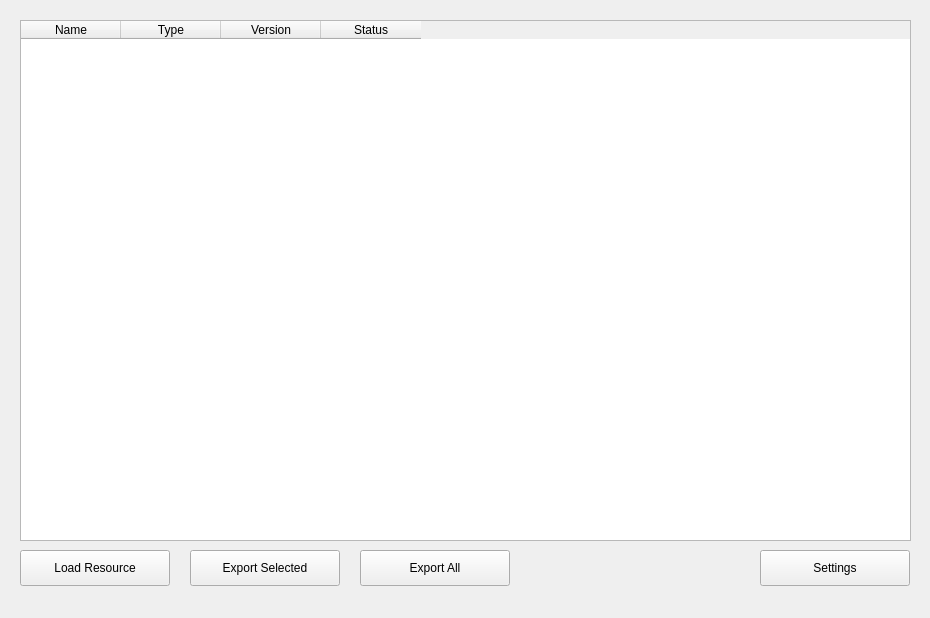
The window that source/qt/mainwindow.ui (brongo/SAMUEL) describes before a commit, drawn with Qt 5.
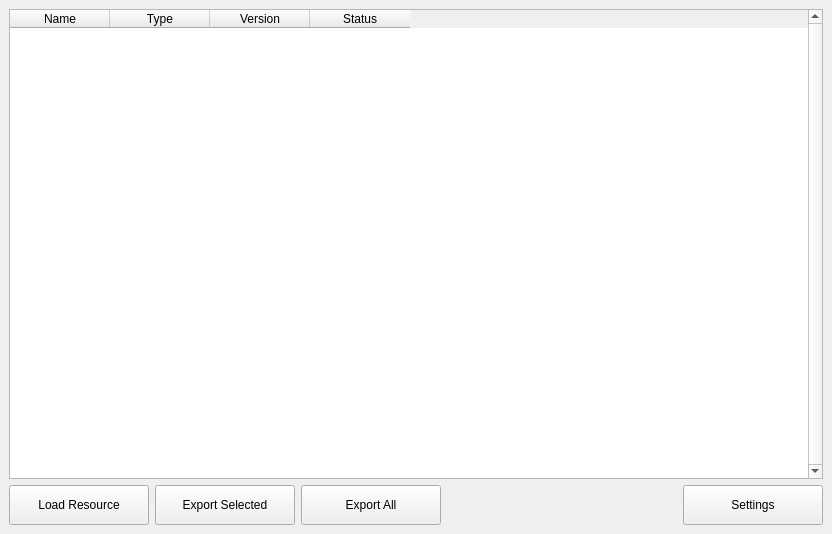
The same window after the commit.

Diff of the .ui file:
```diff
--- a/source/qt/mainwindow.ui
+++ b/source/qt/mainwindow.ui
@@ -6,8 +6,8 @@
    <rect>
     <x>0</x>
     <y>0</y>
-    <width>930</width>
-    <height>618</height>
+    <width>832</width>
+    <height>534</height>
    </rect>
   </property>
   <property name="windowTitle">
@@ -17,30 +17,50 @@
    <bool>false</bool>
   </property>
   <widget class="QWidget" name="centralwidget">
+   <property name="sizePolicy">
+    <sizepolicy hsizetype="Expanding" vsizetype="Expanding">
+     <horstretch>0</horstretch>
+     <verstretch>0</verstretch>
+    </sizepolicy>
+   </property>
    <property name="layoutDirection">
     <enum>Qt::LeftToRight</enum>
    </property>
-   <widget class="QPushButton" name="btnLoadResource">
-    <property name="geometry">
-     <rect>
-      <x>20</x>
-      <y>550</y>
-      <width>150</width>
-      <height>36</height>
-     </rect>
-    </property>
-    <property name="text">
-     <string>Load Resource</string>
-    </property>
-   </widget>
+   <layout class="QGridLayout" name="gridLayout">
+    <item row="0" column="0" colspan="4">
    <widget class="QTableWidget" name="tableWidget">
-    <property name="geometry">
-     <rect>
-      <x>20</x>
-      <y>20</y>
-      <width>891</width>
-      <height>521</height>
-     </rect>
+      <property name="sizePolicy">
+       <sizepolicy hsizetype="Minimum" vsizetype="Minimum">
+        <horstretch>0</horstretch>
+        <verstretch>0</verstretch>
+       </sizepolicy>
+      </property>
+      <property name="autoFillBackground">
+       <bool>false</bool>
+      </property>
+      <property name="frameShape">
+       <enum>QFrame::StyledPanel</enum>
+      </property>
+      <property name="frameShadow">
+       <enum>QFrame::Sunken</enum>
+      </property>
+      <property name="verticalScrollBarPolicy">
+       <enum>Qt::ScrollBarAlwaysOn</enum>
+      </property>
+      <property name="horizontalScrollBarPolicy">
+       <enum>Qt::ScrollBarAlwaysOff</enum>
+      </property>
+      <property name="sizeAdjustPolicy">
+       <enum>QAbstractScrollArea::AdjustIgnored</enum>
+      </property>
+      <property name="autoScroll">
+       <bool>false</bool>
+      </property>
+      <property name="editTriggers">
+       <set>QAbstractItemView::NoEditTriggers</set>
+      </property>
+      <property name="dragDropOverwriteMode">
+       <bool>false</bool>
     </property>
     <property name="alternatingRowColors">
      <bool>true</bool>
@@ -93,45 +113,114 @@
      </property>
     </column>
    </widget>
+    </item>
+    <item row="1" column="0" alignment="Qt::AlignLeft">
+     <widget class="QPushButton" name="btnLoadResource">
+      <property name="sizePolicy">
+       <sizepolicy hsizetype="Maximum" vsizetype="Fixed">
+        <horstretch>0</horstretch>
+        <verstretch>0</verstretch>
+       </sizepolicy>
+      </property>
+      <property name="minimumSize">
+       <size>
+        <width>140</width>
+        <height>40</height>
+       </size>
+      </property>
+      <property name="maximumSize">
+       <size>
+        <width>200</width>
+        <height>40</height>
+       </size>
+      </property>
+      <property name="baseSize">
+       <size>
+        <width>200</width>
+        <height>40</height>
+       </size>
+      </property>
+      <property name="text">
+       <string>Load Resource</string>
+      </property>
+     </widget>
+    </item>
+    <item row="1" column="1" alignment="Qt::AlignLeft">
    <widget class="QPushButton" name="btnExportSelected">
-    <property name="geometry">
-     <rect>
-      <x>190</x>
-      <y>550</y>
-      <width>150</width>
-      <height>36</height>
-     </rect>
+      <property name="sizePolicy">
+       <sizepolicy hsizetype="Maximum" vsizetype="Fixed">
+        <horstretch>0</horstretch>
+        <verstretch>0</verstretch>
+       </sizepolicy>
+      </property>
+      <property name="minimumSize">
+       <size>
+        <width>140</width>
+        <height>40</height>
+       </size>
+      </property>
+      <property name="maximumSize">
+       <size>
+        <width>200</width>
+        <height>40</height>
+       </size>
     </property>
     <property name="text">
      <string>Export Selected</string>
     </property>
    </widget>
+    </item>
+    <item row="1" column="2" alignment="Qt::AlignLeft">
    <widget class="QPushButton" name="btnExportAll">
-    <property name="geometry">
-     <rect>
-      <x>360</x>
-      <y>550</y>
-      <width>150</width>
-      <height>36</height>
-     </rect>
+      <property name="sizePolicy">
+       <sizepolicy hsizetype="Maximum" vsizetype="Fixed">
+        <horstretch>1</horstretch>
+        <verstretch>0</verstretch>
+       </sizepolicy>
+      </property>
+      <property name="minimumSize">
+       <size>
+        <width>140</width>
+        <height>40</height>
+       </size>
+      </property>
+      <property name="maximumSize">
+       <size>
+        <width>200</width>
+        <height>40</height>
+       </size>
     </property>
     <property name="text">
      <string>Export All</string>
     </property>
    </widget>
+    </item>
+    <item row="1" column="3" alignment="Qt::AlignRight">
    <widget class="QPushButton" name="btnSettings">
-    <property name="geometry">
-     <rect>
-      <x>760</x>
-      <y>550</y>
-      <width>150</width>
-      <height>36</height>
-     </rect>
+      <property name="sizePolicy">
+       <sizepolicy hsizetype="Maximum" vsizetype="Fixed">
+        <horstretch>0</horstretch>
+        <verstretch>0</verstretch>
+       </sizepolicy>
+      </property>
+      <property name="minimumSize">
+       <size>
+        <width>140</width>
+        <height>40</height>
+       </size>
+      </property>
+      <property name="maximumSize">
+       <size>
+        <width>200</width>
+        <height>40</height>
+       </size>
     </property>
     <property name="text">
      <string>Settings</string>
     </property>
    </widget>
+    </item>
+   </layout>
    <zorder>tableWidget</zorder>
    <zorder>btnExportSelected</zorder>
    <zorder>btnExportAll</zorder>
```
Left out of the diff: 10 changed lines with no effect on the pictures. Lines whose indentation alone changed are shown as unchanged.
